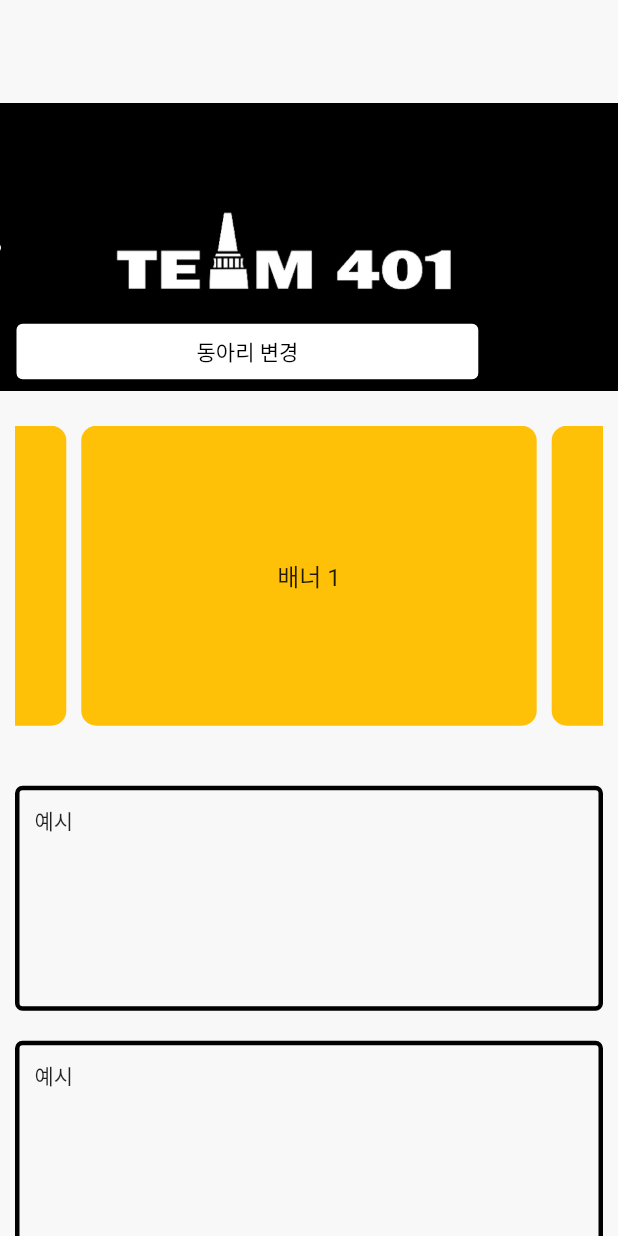
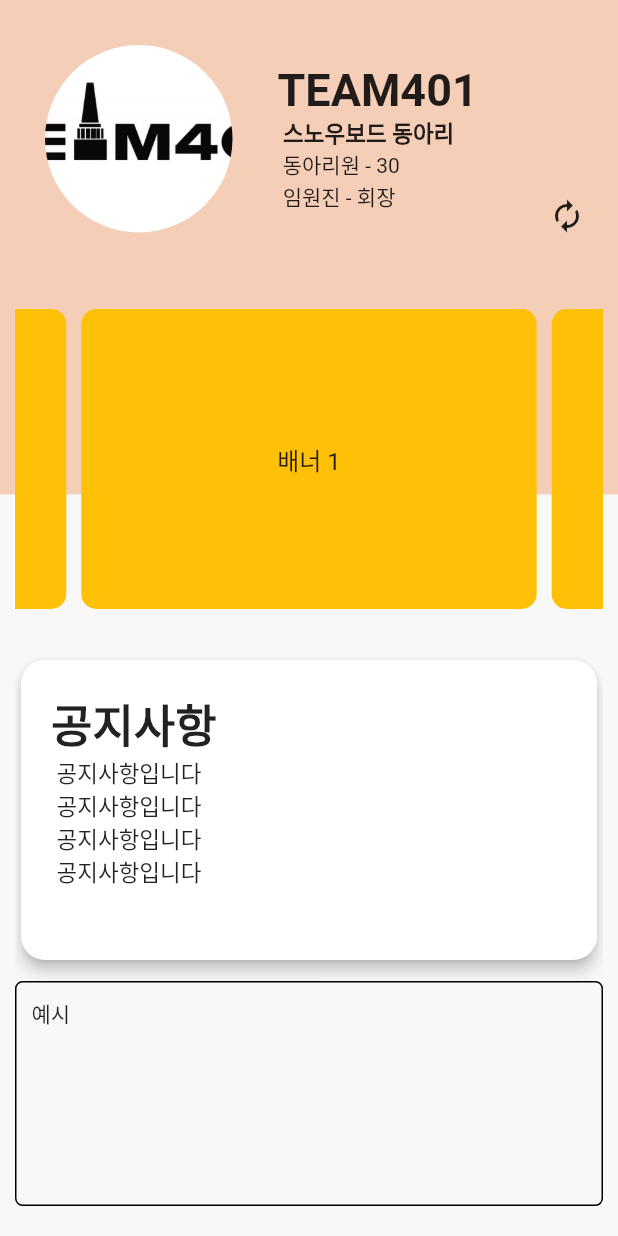
Before and after one commit to sac7160/2021_MooyaHong, a Flutter app: the HomePage screen opened directly, on a phone screen of 412 x 824 dp. Run offline on Flutter 3.47's test engine with Material 2 defaults, Android fonts, the phone set to English and light mode, and no system bars; drawn by our look-alikes of carousel_slider; our stand-ins replace get, image_picker; missing offline and left inert: image_picker_for_web.

Commit message:
메인화면 수정

```diff
--- a/club_app/lib/main.dart
+++ b/club_app/lib/main.dart
@@ -15,6 +15,7 @@ class MyApp extends StatelessWidget {
       debugShowCheckedModeBanner: false,
       title: 'First page',
       theme: ThemeData(
+        fontFamily: "Cairo",
         scaffoldBackgroundColor: kBackgroundColor,
         textTheme: Theme.of(context).textTheme.apply(displayColor: kTextColor)
       ),
--- a/club_app/lib/page/home_page.dart
+++ b/club_app/lib/page/home_page.dart
@@ -4,6 +4,7 @@ import 'package:club_app/page/chat/chat_page.dart';
 import 'package:carousel_slider/carousel_slider.dart';
 import 'package:club_app/widgets/main_drawer.dart';
 import 'package:club_app/constants.dart';
+import 'package:club_app/page/settings/my_club_page.dart';
 
 
 //import 'package:get/route_manager.dart';
@@ -20,17 +21,92 @@ class _HomePageState extends State<HomePage> {
   @override
   Widget build(BuildContext context) {
     return Scaffold(
+      /*appBar: AppBar(
+        title: Row(
+          mainAxisAlignment: MainAxisAlignment.center,
+          children: [
+            Image.asset(
+              'assets/club_logo2.png',
+              fit: BoxFit.contain,
+              height: 32,
+              ),
+              Container(
+                padding: const EdgeInsets.all(8),
+                child: Text('test')
+              )
+          ],
+        ),
+      ),*/
       drawer: MainDrawer(),
       body: Stack(
         children: <Widget> [
+
          Container(
             height: MediaQuery.of(context).size.height *0.4,
             decoration: BoxDecoration(
+                  color: Color(0xFFF5CEB8),
+                  /*image: DecorationImage(
+                    image:AssetImage('assets/club_logo2.png'),
+                    alignment: Alignment.center,
 
-                  image: DecorationImage(
-                    image:AssetImage('assets/club_logo2.png'),
-                    alignment: Alignment.centerLeft,
-                    ))),
+                    )*/)),
+         SafeArea(
+           child: Padding(
+             padding: const EdgeInsets.only(top: 30,left: 30),
+             child: Row(
+               mainAxisAlignment: MainAxisAlignment.start,
+               children: [
+                 Container(
+                     alignment: Alignment.center,height:125,width: 125,
+                     child:ClipOval(
+                      child: Image.asset('assets/club_logo.jpeg'
+                      ,
+                        width: 160,
+                        height: 160,
+                        fit: BoxFit.cover,
+                   )),
+                     ),
+                  SizedBox(width: 20),
+                  Container(
+                   padding: EdgeInsets.only(left: 10),
+                   margin: EdgeInsets.only(top: 10, bottom: 10),
+                   height: 100,
+                   width: 170,
+                   child: Column(
+                            crossAxisAlignment: CrossAxisAlignment.start,
+                            children: [
+                              Text('TEAM401',style: TextStyle(fontSize: 30,fontWeight: FontWeight.bold,)),
+                              Text(' 스노우보드 동아리',style: TextStyle(fontSize: 15,fontWeight: FontWeight.bold,)),
+                              Text(' 동아리원 - 30'),
+                              Text(' 임원진 - 회장')
+                            ],
+                          )
+                  )
+                 ],
+             ),)),
+             /*SafeArea(child: Padding(padding: const EdgeInsets.symmetric(horizontal: 50,vertical: 180),  //메인동아리 설정방법 결정해야함
+             child: Align(alignment: Alignment.topRight,child: SelectClub()),)),*/
+             SafeArea(
+               child: Padding(
+                 padding: const EdgeInsets.symmetric(horizontal: 10,vertical: 120),
+                 child: Column(
+                   crossAxisAlignment: CrossAxisAlignment.start,
+                   children: [
+                     Align(
+                       alignment: Alignment.topRight,
+                       child: IconButton(
+                         icon: Icon(Icons.autorenew,),
+                         onPressed: (){
+                           Navigator.push(
+                           context,
+                           MaterialPageRoute(
+                            builder: (context) => MyClubPage()));
+                         },
+
+                       )
+                     )
+                   ],
+                 ))),
       /*Container(
         decoration: BoxDecoration(color: kBackgroundColor,),
         padding: EdgeInsets.only(left: 10, right: 10),
@@ -51,19 +127,16 @@ class _HomePageState extends State<HomePage> {
             ],
           ),*/
           Container(
+            margin: EdgeInsets.only(top: MediaQuery.of(context).size.height*0.25),
             padding: EdgeInsets.only(left: 10, right: 10),
             child: ListView(
               children: [
-                SizedBox(height: MediaQuery.of(context).size.height*0.2,),
-                _pageOfTop(),
-            //_pageOfMyClub(),
-                SelectClub(),
 
-                SizedBox(height: 30),
+
                 _pageOfMyClub2(),
 
                 SizedBox(height: 30),
-                example(),
+                example2(),
                 example(),
                 example(),
                 example(),
@@ -134,7 +207,16 @@ Widget _pageOfMyClub2() {
     items: [1, 2, 3, 4, 5].map((i) {
       return Builder(
         builder: (BuildContext context) {
-          return Container(
+          return InkWell(
+            onTap: (){
+              if(i==1){
+                Navigator.push(
+                           context,
+                           MaterialPageRoute(
+                            builder: (context) => MyClubPage())); //배너 각자 설정하는법관련 수정필요
+
+            }},
+            child:Container(
               alignment: Alignment.center,
               width: MediaQuery.of(context).size.width,
               margin: EdgeInsets.symmetric(horizontal: 5.0),
@@ -144,7 +226,7 @@ Widget _pageOfMyClub2() {
               child: Text(
                 '배너 $i',
                 style: TextStyle(fontSize: 16.0),
-              ));
+              )));
         },
       );
     }).toList(),
@@ -201,9 +283,36 @@ Widget example() {
       margin: EdgeInsets.only(top: 10, bottom: 10),
       height: 150,
       decoration: BoxDecoration(
-          border: Border.all(color: Colors.black, width: 3),
-          borderRadius: BorderRadius.circular(5)),
+          border: Border.all(color: Colors.black, width: 1),
+          borderRadius: BorderRadius.circular(5),
+          color: kBackgroundColor),
+
       child: Text('예시'));
+}
+
+
+Widget example2() {
+  return Card(
+    shape: RoundedRectangleBorder(borderRadius: BorderRadius.circular(16),
+    ),
+    elevation: 4,
+    child: Container(
+      padding: EdgeInsets.all(20),
+      width: 200,
+      height: 200,
+      child: Column(
+        crossAxisAlignment: CrossAxisAlignment.start,
+        children: [
+        Text('공지사항',style: TextStyle(fontSize: 30,fontWeight: FontWeight.bold,)),
+        Text(' 공지사항입니다',style: TextStyle(fontSize: 15)),
+        Text(' 공지사항입니다',style: TextStyle(fontSize: 15)),
+        Text(' 공지사항입니다',style: TextStyle(fontSize: 15)),
+        Text(' 공지사항입니다',style: TextStyle(fontSize: 15))
+
+      ],)
+    ),
+
+  );
 }
 
 class SelectClub extends StatefulWidget {
@@ -240,12 +349,9 @@ class _SelectClubState extends State<SelectClub> {
           offset: Offset(-16, 20),
           child: Container(
             decoration: BoxDecoration(
-                color: Colors.white,
-                border: Border.all(color: Colors.black),
-                borderRadius: BorderRadius.all(
-                  Radius.circular(5.0),
-                )),
-            padding: EdgeInsets.symmetric(vertical: 8.0, horizontal: 120.0),
+                color: Color(0xFFF5CEB8),
+               ),
+            padding: EdgeInsets.symmetric(vertical: 8.0, horizontal: 12.0),
             child: Text(
               _selectedClub,
               style: TextStyle(color: Colors.black),
--- a/club_app/lib/page/login/login.dart
+++ b/club_app/lib/page/login/login.dart
@@ -18,7 +18,7 @@ class _LoginPageState extends State<LoginPage> {
   Widget build(BuildContext context) {
     return Scaffold(
         body:  Container(
-      color: Colors.yellow,
+      color: Color(0xFFF5CEB8),
       padding: EdgeInsets.all(32),
       child: Center(
         child: Column(
@@ -86,7 +86,7 @@ class _LoginPageState extends State<LoginPage> {
                       height: 120,
                       child: ElevatedButton(
                           style: ElevatedButton.styleFrom(
-                              primary: Colors.orange[400],
+                              primary: Color(0xFFBCAAA4),  //버튼 색깔 정해야함
                               onPrimary: Colors.black),
                           onPressed: () {
                             Navigator.pop(context);
--- a/club_app/lib/page/login/sign_up_page1.dart
+++ b/club_app/lib/page/login/sign_up_page1.dart
@@ -33,7 +33,7 @@ class _SignUpPage1State extends State<SignUpPage1> {
   Widget build(BuildContext context) {
     return Scaffold(
       body: Container(
-          color: Colors.yellow,
+          color: Color(0xFFF5CEB8),
           padding: EdgeInsets.all(20),
           child: Center(
             child: ListView(
--- a/club_app/lib/page/login/sign_up_page2.dart
+++ b/club_app/lib/page/login/sign_up_page2.dart
@@ -69,7 +69,7 @@ class _SignUpPage2State extends State<SignUpPage2> {
   Widget build(BuildContext context) {
     return Scaffold(
       body:Container(
-        color: Colors.yellow,
+        color: Color(0xFFF5CEB8),
       height: MediaQuery.of(context).size.height,
       width: MediaQuery.of(context).size.width,
       padding: const EdgeInsets.all(16),
--- a/club_app/lib/page/settings/my_club_page.dart
+++ b/club_app/lib/page/settings/my_club_page.dart
@@ -38,7 +38,7 @@ class _MyClubPageState extends State<MyClubPage> {
   Widget build(BuildContext context) {
     return WillPopScope(    //회원가입이나 아이디찾기 후 로그인하면 메인화면에서 뒤로가기가능함
       child: Scaffold(
-        body: Padding(
+        body: SafeArea(child:Padding(
       padding: const EdgeInsets.all(8.0),
       child: Column(
         children: [
@@ -124,7 +124,7 @@ class _MyClubPageState extends State<MyClubPage> {
               )),
           SizedBox(height: 20),
           Container(
-            height: MediaQuery.of(context).size.height * 0.6,
+            height: MediaQuery.of(context).size.height * 0.5,
             width: MediaQuery.of(context).size.width,
             child: ListView.builder(
                 padding: const EdgeInsets.all(8),
@@ -172,7 +172,7 @@ class _MyClubPageState extends State<MyClubPage> {
           ),
         ],
       ),
-    )),
+    ))),
     onWillPop: ()async{
     return false;},);
   }
```
Also changed, not shown: club_app/pubspec.yaml (+2 -11 lines), club_app/pubspec.lock, 15 other files.
